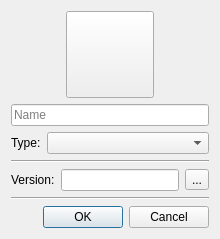
First picture: the form in gui/newinstancedialog.ui, repository FreesmTeam/FreesmLauncher, before the edit.
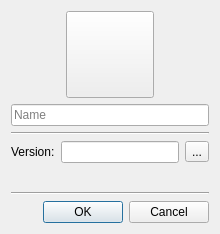
Second picture: the form after the edit. Icons and pictures are not drawn.

The edit to the form file:
```diff
--- a/gui/newinstancedialog.ui
+++ b/gui/newinstancedialog.ui
@@ -10,7 +10,7 @@
     <x>0</x>
     <y>0</y>
     <width>220</width>
-    <height>230</height>
+    <height>234</height>
    </rect>
   </property>
   <property name="windowTitle">
@@ -75,27 +75,6 @@
      </property>
     </widget>
    </item>
-   <item>
-    <layout class="QHBoxLayout" name="horizontalLayout_2">
-     <item>
-      <widget class="QLabel" name="typeLabel">
-       <property name="text">
-        <string>Type:</string>
-       </property>
-      </widget>
-     </item>
-     <item>
-      <widget class="QComboBox" name="instTypeComboBox">
-       <property name="sizePolicy">
-        <sizepolicy hsizetype="Expanding" vsizetype="Fixed">
-         <horstretch>0</horstretch>
-         <verstretch>0</verstretch>
-        </sizepolicy>
-       </property>
-      </widget>
-     </item>
-    </layout>
-   </item>
    <item>
     <widget class="Line" name="line">
      <property name="orientation">
@@ -128,6 +107,19 @@
      </item>
     </layout>
    </item>
+   <item>
+    <spacer name="verticalSpacer">
+     <property name="orientation">
+      <enum>Qt::Vertical</enum>
+     </property>
+     <property name="sizeHint" stdset="0">
+      <size>
+       <width>20</width>
+       <height>40</height>
+      </size>
+     </property>
+    </spacer>
+   </item>
    <item>
     <widget class="Line" name="line_2">
      <property name="orientation">
```
